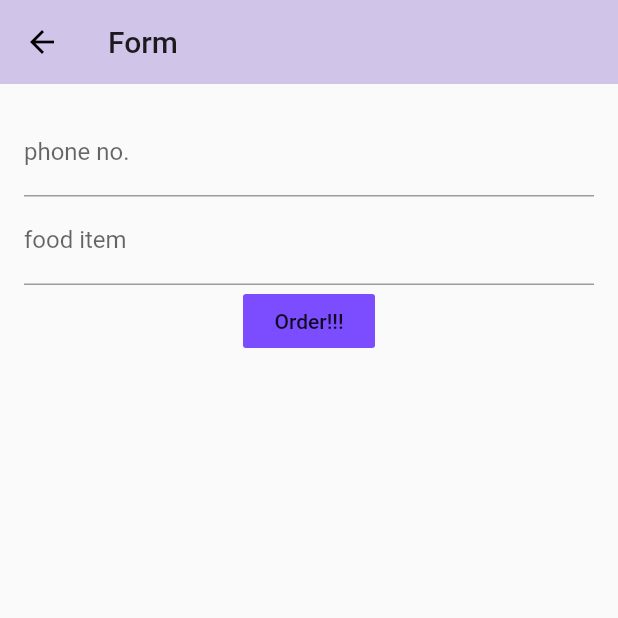
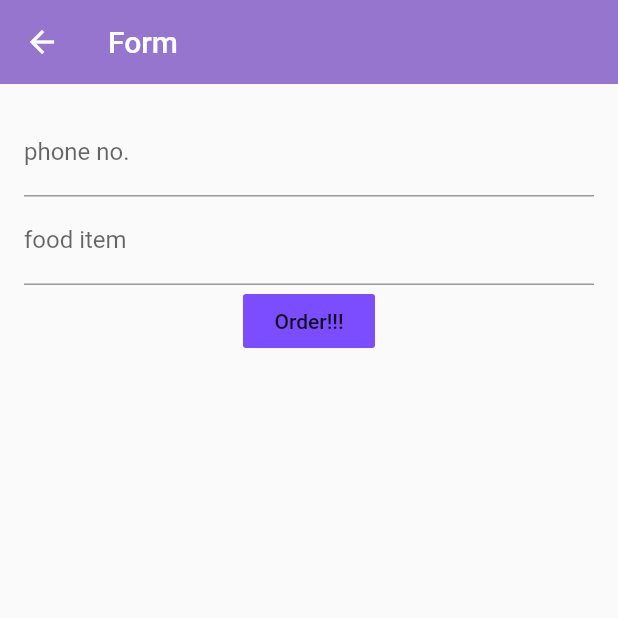
Before and after one commit to LamHuiKi/FYP, a Flutter app: the screen it shows once a user with an empty profile is signed in, after a tap on the "add" icon, on a phone screen of 412 x 824 dp, the top half of it. Run offline on Flutter 3.47's test engine with Material 2 defaults, Android fonts, the phone set to English and light mode, and no system bars; our stand-ins replace cloud_firestore, firebase_auth, firebase_core, firebase_messaging, flutter_spinkit, rxdart; missing offline and left inert: qr_code_scanner; accounts and stored records are empty; network calls fail.

```diff
--- a/lib/main.dart
+++ b/lib/main.dart
@@ -21,7 +21,7 @@ class MyApp extends StatelessWidget {
       child: MaterialApp(
         debugShowCheckedModeBanner: false,
         theme: ThemeData(
-          primaryColor: Colors.deepPurple[100]
+          primaryColor: Colors.deepPurple[300]
         ) ,
         home: Wrapper(),
       ),
--- a/lib/pages/auth/register.dart
+++ b/lib/pages/auth/register.dart
@@ -28,7 +28,7 @@ class _RegisterState extends State<Register> {
     return Scaffold(
       backgroundColor: Colors.grey,
       appBar: AppBar(
-        backgroundColor: Colors.blueGrey,
+        //backgroundColor: Colors.blueGrey,
         title: Text('Sign Up'),
         actions: [
           FlatButton.icon(
--- a/lib/pages/auth/signIn.dart
+++ b/lib/pages/auth/signIn.dart
@@ -22,7 +22,6 @@ class _SignInState extends State<SignIn> {
     return Scaffold(
       backgroundColor: Colors.grey,
       appBar: AppBar(
-        //backgroundColor: Colors.blueGrey,
         title: Text('Sign In'),
         actions: [
           FlatButton.icon(
--- a/lib/pages/home/home.dart
+++ b/lib/pages/home/home.dart
@@ -25,7 +25,7 @@ class HomePage extends StatelessWidget {
   @override
   Widget build(BuildContext context) {
     final user = Provider.of<MyUserInfo>(context);
-    void _showSettingsPanel(){
+/*    void _showSettingsPanel(){
       showModalBottomSheet(
         context: context,
         builder: (context){
@@ -36,7 +36,7 @@ class HomePage extends StatelessWidget {
         }
       );
     }
-
+*/
     return StreamProvider<List<AwaitOrders>>.value(
       value: DatabaseService(uid:user.uid).awaitOrders,
       child: StreamProvider<List<PreviousOrders>>.value(
@@ -46,26 +46,24 @@ class HomePage extends StatelessWidget {
           child: StreamProvider<UserData>.value(
             value: DatabaseService(uid: user.uid).userData,
               child: Scaffold(
+              backgroundColor: Colors.grey[200],
+              //drawer: Drawer(),
               appBar: AppBar(
-              //backgroundColor: Colors.blueGrey,
               title: Text('My Home'),
               actions: [
                 IconButton(
-                  icon: Icon(Icons.chat_bubble_outline),
+                  icon: Icon(
+                    Icons.portrait,
+                    //color: Colors.black,
+                  ),
                   onPressed: (){Navigator.push(context, MaterialPageRoute(builder: (context)=> SettingsForm() ));},
                 ),
-                FlatButton.icon(
-                  onPressed: ()async{
-                    await _auth.signOut();
-                  },
-                  icon: Icon(Icons.person),
-                  label: Text('logout'),
-                ),
-                FlatButton.icon(
+
+                /*FlatButton.icon(
                   onPressed: _showSettingsPanel,
                   icon: Icon(Icons.settings),
                   label: Text('settings'),
-                ),
+                ),*/
                 IconButton(
                   icon: Icon(Icons.add),
                   onPressed: ()async{
@@ -73,9 +71,16 @@ class HomePage extends StatelessWidget {
                     Navigator.push(context, MaterialPageRoute(builder: (context)=> OrderForm() ));
                   },
                 ),
+                FlatButton.icon(
+                  onPressed: ()async{
+                    await _auth.signOut();
+                  },
+                  icon: Icon(Icons.logout),
+                  label: Text('logout'),
+                ),
               ],
             ),
-        backgroundColor: Colors.grey,
+        //backgroundColor: Colors.grey,
         body: OrderList(),
         floatingActionButton: FloatingActionButton(
             child: Icon(Icons.add),
--- a/lib/pages/home/settingsForm.dart
+++ b/lib/pages/home/settingsForm.dart
@@ -69,7 +69,7 @@ class _SettingsFormState extends State<SettingsForm> {
                   onChanged: (inputNumber) => setState(() => _valueBInput = inputNumber),
                 ),*/
                 SizedBox(height:20.0),
-                Slider(
+                /*Slider(
                   value: (_valueCInput ?? 400).toDouble(),
                   min: 100,
                   max: 900,
@@ -79,6 +79,7 @@ class _SettingsFormState extends State<SettingsForm> {
                   onChanged: (val) => setState(() => _valueCInput = val.round())
                 ),
                 SizedBox(height:20.0),
+                */
                 RaisedButton(
                   onPressed: ()async{
                     print(_valueAInput);
--- a/lib/services/database.dart
+++ b/lib/services/database.dart
@@ -57,9 +57,9 @@ class DatabaseService{
       'phoneNumber': phoneNumber,
       'isStaff': isStaff,
     });
-    await newDocumentInDatabase('*Empty', 'Ongoing', null, null, null, null, null, null, null);
-    await newDocumentInDatabase('*Empty', 'AwaitPickUp', null, null, null, null, null, null, null);
-    await newDocumentInDatabase('*Empty', 'Previous', null, null, null, null, null, null, null);
+    await newDocumentInDatabase('Empty', 'Ongoing', null, null, null, null, null, null, null);
+    await newDocumentInDatabase('Empty', 'AwaitPickUp', null, null, null, null, null, null, null);
+    await newDocumentInDatabase('Empty', 'Previous', null, null, null, null, null, null, null);
     await phoneNumberCollection.doc(phoneNumber).set({'uid': uid});
   }
 
```
Also changed, not shown: lib/pages/home/newOrderForm.dart (+45 -3 lines), lib/pages/home/orderList.dart (+22 -13 lines), lib/pages/home/orderTile.dart (+7 -2 lines).
